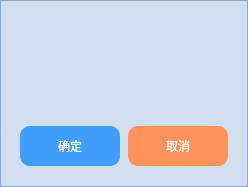
Before: the Qt Designer form confirm.ui in CodePupil-min/eems, drawn with Qt 5.
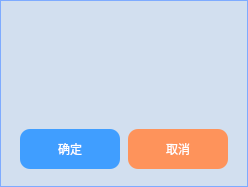
After: the same form once the commit is applied.

```diff
--- a/confirm.ui
+++ b/confirm.ui
@@ -75,7 +75,7 @@
         <property name="maximumSize">
          <size>
           <width>16777215</width>
-          <height>30</height>
+          <height>50</height>
          </size>
         </property>
         <property name="font">
```
